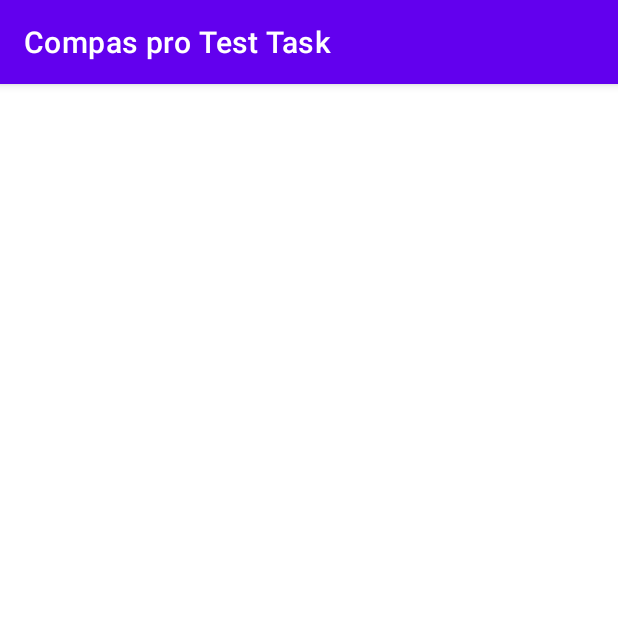
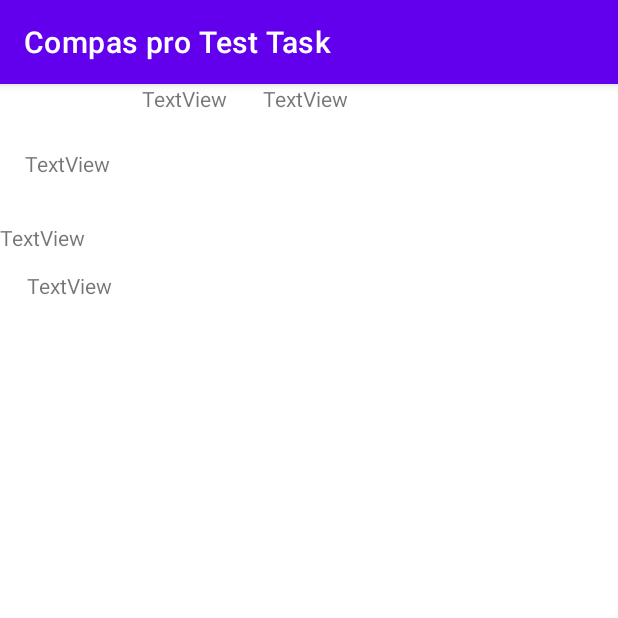
Before and after one commit to Meloy9992/Compas-Pro-Test-Task, an Android app: the screen it shows after launch (MainActivity), on a phone screen of 412 x 824 dp, the top half of it. Run offline under Robolectric (Android 15) with nearby library versions, the phone set to English and light mode, and no system bars; libraries missing offline, so code that uses them is left out: org.json.simple.

Commit message:
Create MainPresenterImpl class in package presenter.impl Create SettingsPresenterImpl class in package presenter.impl
Create MainPresenter interface in package presenter
Create SettingsPresenter interface in package presenter

Create MainRepositoryImpl class in package repository.impl
Create SettingsRepositoryImpl class in package repository.impl

Create MainRepository interface in package repository
Create SettingsRepository interface in package repository

Create MainView interface in package view
Create SettingsView interface in package view

Create SettingsActivity in package ui

Transfer MainActivity in package ui

Create Weather class in package models

Add function downloadWeather in class MainRepositoryImpl
Add function getWeather in class MainRepositoryImpl

```diff
--- a/app/build.gradle
+++ b/app/build.gradle
@@ -29,7 +29,7 @@ android {
 }
 
 dependencies {
-
+    implementation group: 'com.googlecode.json-simple', name: 'json-simple', version: '1.1'
     implementation 'androidx.appcompat:appcompat:1.4.1'
     implementation 'com.google.android.material:material:1.5.0'
     implementation 'androidx.constraintlayout:constraintlayout:2.1.3'
--- a/app/src/main/AndroidManifest.xml
+++ b/app/src/main/AndroidManifest.xml
@@ -9,7 +9,8 @@
         android:roundIcon="@mipmap/ic_launcher_round"
         android:supportsRtl="true"
         android:theme="@style/Theme.CompasProTestTask">
-        <activity android:name=".MainActivity">
+        <activity android:name=".ui.SettingsActivity"></activity>
+        <activity android:name=".ui.MainActivity">
             <intent-filter>
                 <action android:name="android.intent.action.MAIN" />
 
--- a/app/src/main/java/com/example/compasprotesttask/MainActivity.java
+++ /dev/null
@@ -1,14 +0,0 @@
-package com.example.compasprotesttask;
-
-import androidx.appcompat.app.AppCompatActivity;
-
-import android.os.Bundle;
-
-public class MainActivity extends AppCompatActivity {
-
-    @Override
-    protected void onCreate(Bundle savedInstanceState) {
-        super.onCreate(savedInstanceState);
-        setContentView(R.layout.activity_main);
-    }
-}
--- /dev/null
+++ b/app/src/main/java/com/example/compasprotesttask/abstracts/presenter/MainPresenter.java
@@ -0,0 +1,6 @@
+package com.example.compasprotesttask.abstracts.presenter;
+
+public interface MainPresenter {
+    void onButtonWasClicked();
+    void onDestroy();
+}
--- /dev/null
+++ b/app/src/main/java/com/example/compasprotesttask/abstracts/presenter/SettingsPresenter.java
@@ -0,0 +1,6 @@
+package com.example.compasprotesttask.abstracts.presenter;
+
+public interface SettingsPresenter {
+    void onButtonWasClicked();
+    void onDestroy();
+}
--- /dev/null
+++ b/app/src/main/java/com/example/compasprotesttask/abstracts/presenter/impl/MainPresenterImpl.java
@@ -0,0 +1,26 @@
+package com.example.compasprotesttask.abstracts.presenter.impl;
+
+import com.example.compasprotesttask.abstracts.presenter.MainPresenter;
+import com.example.compasprotesttask.abstracts.repository.MainRepository;
+import com.example.compasprotesttask.abstracts.repository.impl.MainRepositoryImpl;
+import com.example.compasprotesttask.ui.MainActivity;
+
+public class MainPresenterImpl implements MainPresenter {
+    private MainActivity mainActivity;
+    private MainRepository mainRepository;
+
+    public MainPresenterImpl(MainActivity mainActivity) {
+    this.mainActivity = mainActivity;
+    this.mainRepository = new MainRepositoryImpl();
+    }
+
+    @Override
+    public void onButtonWasClicked() {
+
+    }
+
+    @Override
+    public void onDestroy() {
+
+    }
+}
--- /dev/null
+++ b/app/src/main/java/com/example/compasprotesttask/abstracts/presenter/impl/SettingsPresenterImpl.java
@@ -0,0 +1,4 @@
+package com.example.compasprotesttask.abstracts.presenter.impl;
+
+public class SettingsPresenterImpl {
+}
--- /dev/null
+++ b/app/src/main/java/com/example/compasprotesttask/abstracts/repository/MainRepository.java
@@ -0,0 +1,14 @@
+package com.example.compasprotesttask.abstracts.repository;
+
+import com.example.compasprotesttask.abstracts.repository.models.Weather;
+
+import org.json.simple.parser.ParseException;
+
+import java.net.MalformedURLException;
+import java.util.List;
+
+public interface MainRepository {
+    String downloadWeather(String lat, String lon) throws MalformedURLException;
+    Weather getWeather(String json) throws ParseException;
+    float getCelsiusFromKelvin(float kelvin);
+}
--- /dev/null
+++ b/app/src/main/java/com/example/compasprotesttask/abstracts/repository/SettingsRepository.java
@@ -0,0 +1,5 @@
+package com.example.compasprotesttask.abstracts.repository;
+
+public interface SettingsRepository {
+    String loadCity();
+}
--- /dev/null
+++ b/app/src/main/java/com/example/compasprotesttask/abstracts/repository/impl/MainRepositoryImpl.java
@@ -0,0 +1,78 @@
+package com.example.compasprotesttask.abstracts.repository.impl;
+
+import com.example.compasprotesttask.abstracts.repository.MainRepository;
+import com.example.compasprotesttask.abstracts.repository.models.Weather;
+import org.json.simple.JSONArray;
+import org.json.simple.JSONObject;
+import org.json.simple.parser.JSONParser;
+import org.json.simple.parser.ParseException;
+
+import java.io.BufferedReader;
+import java.io.File;
+import java.io.IOException;
+import java.io.InputStreamReader;
+import java.net.MalformedURLException;
+import java.net.URL;
+import java.net.URLConnection;
+
+public class MainRepositoryImpl implements MainRepository {
+    private final String API_KEY = "21d93414a9c73d83ab440d2f8b4d3c79"; //Ваш API ключ
+
+    @Override
+    public String downloadWeather(String lat, String lon) throws MalformedURLException {
+            String input;
+            URL url = new URL("http://" + "api.openweathermap.org/data/2.5/weather?lat=" + lat + "&lon=" + lon + "&appid=" + API_KEY);
+
+            try{
+                URLConnection connection = url.openConnection();
+                BufferedReader reader = new BufferedReader(new InputStreamReader(connection.getInputStream()));
+                input = reader.readLine();
+                System.out.println("Ответ по запросу: " + input); //Ответ от openweathermap.org
+                reader.close();
+                return input;
+            } catch (IOException e) {
+                e.printStackTrace();
+                return e.toString();
+            }
+    }
+
+    @Override
+    public Weather getWeather(String json) throws ParseException {
+        Weather weather = new Weather();
+        JSONObject jsonObject = (JSONObject) new JSONParser().parse(json);
+
+        JSONArray arrayWeather = (JSONArray) jsonObject.get("weather"); //Получение массива weather из полученного Json
+        JSONObject objectWeather = (JSONObject) arrayWeather.iterator().next();//Получение объекта weather
+
+        weather.setWeatherDescription(
+                objectWeather.
+                        get("description").toString());//Получение и присваивание описания погоды
+        weather.setWeather(objectWeather.
+                get("main").toString());//Получение и присваивание погоды
+
+        JSONObject main = (JSONObject) jsonObject.get("main"); //Получение объекта main
+
+        weather.setTemperature(
+                getCelsiusFromKelvin(
+                        Float.parseFloat(
+                                main.get("temp").toString())));// Получение из объекта main поле temp
+        weather.setPressure(
+                Integer.parseInt(
+                        main.get("pressure").toString()));// Получение и присваивание давления
+        weather.setHumidity(
+                Integer.parseInt(
+                        main.get("humidity").toString()));// Получение и присваивание влажности
+
+        JSONObject wind = (JSONObject) jsonObject.get("wind");// Получение объекта wind
+
+        weather.setWindSpeed(
+                Integer.parseInt(
+                        wind.get("speed").toString()));// Получение и присваивание скорости ветра
+        return weather;
+    }
+
+    @Override
+    public float getCelsiusFromKelvin(float kelvin) {
+        return (float) (kelvin - 273.15);
+    }
+}
--- /dev/null
+++ b/app/src/main/java/com/example/compasprotesttask/abstracts/repository/impl/SettingsRepositoryImpl.java
@@ -0,0 +1,4 @@
+package com.example.compasprotesttask.abstracts.repository.impl;
+
+public class SettingsRepositoryImpl {
+}
--- /dev/null
+++ b/app/src/main/java/com/example/compasprotesttask/abstracts/view/MainView.java
@@ -0,0 +1,5 @@
+package com.example.compasprotesttask.abstracts.view;
+
+public interface MainView {
+    void showWeather();
+}
--- /dev/null
+++ b/app/src/main/java/com/example/compasprotesttask/abstracts/view/SettingsView.java
@@ -0,0 +1,5 @@
+package com.example.compasprotesttask.abstracts.view;
+
+public interface SettingsView {
+    void showText();
+}
--- /dev/null
+++ b/app/src/main/java/com/example/compasprotesttask/ui/MainActivity.java
@@ -0,0 +1,28 @@
+package com.example.compasprotesttask.ui;
+
+import androidx.appcompat.app.AppCompatActivity;
+
+import android.os.Bundle;
+
+import com.example.compasprotesttask.R;
+import com.example.compasprotesttask.abstracts.presenter.MainPresenter;
+import com.example.compasprotesttask.abstracts.presenter.impl.MainPresenterImpl;
+import com.example.compasprotesttask.abstracts.view.MainView;
+
+public class MainActivity extends AppCompatActivity implements MainView {
+
+    private MainPresenterImpl mainPresenter;
+
+    @Override
+    protected void onCreate(Bundle savedInstanceState) {
+        super.onCreate(savedInstanceState);
+        setContentView(R.layout.activity_main);
+
+        mainPresenter = new MainPresenterImpl(this);
+    }
+
+    @Override
+    public void showWeather() {
+
+    }
+}
--- a/app/src/main/res/layout/activity_main.xml
+++ b/app/src/main/res/layout/activity_main.xml
@@ -4,4 +4,57 @@
     xmlns:tools="http://schemas.android.com/tools"
     android:layout_width="match_parent"
     android:layout_height="match_parent"
-    tools:context=".MainActivity"/>
+    tools:context=".ui.MainActivity">
+
+    <TextView
+        android:id="@+id/tvWeather"
+        android:layout_width="77dp"
+        android:layout_height="33dp"
+        android:layout_marginBottom="16dp"
+        android:text="TextView"
+        app:layout_constraintBottom_toTopOf="@+id/tvTemperature"
+        app:layout_constraintEnd_toEndOf="parent"
+        app:layout_constraintHorizontal_bias="0.05"
+        app:layout_constraintStart_toStartOf="parent"
+        app:layout_constraintTop_toTopOf="parent"
+        app:layout_constraintVertical_bias="1.0" />
+
+    <TextView
+        android:id="@+id/tvTemperature"
+        android:layout_width="75dp"
+        android:layout_height="20dp"
+        android:layout_marginBottom="12dp"
+        android:text="TextView"
+        app:layout_constraintBottom_toTopOf="@+id/tvWetness"
+        tools:layout_editor_absoluteX="17dp" />
+
+    <TextView
+        android:id="@+id/tvWetness"
+        android:layout_width="wrap_content"
+        android:layout_height="wrap_content"
+        android:layout_marginEnd="12dp"
+        android:layout_marginBottom="624dp"
+        android:text="TextView"
+        app:layout_constraintBottom_toBottomOf="parent"
+        app:layout_constraintEnd_toStartOf="@+id/tvPressure"
+        app:layout_constraintHorizontal_bias="0.705"
+        app:layout_constraintStart_toStartOf="parent" />
+
+    <TextView
+        android:id="@+id/tvPressure"
+        android:layout_width="wrap_content"
+        android:layout_height="wrap_content"
+        android:layout_marginEnd="24dp"
+        android:text="TextView"
+        app:layout_constraintEnd_toStartOf="@+id/tvWindSpeed"
+        tools:layout_editor_absoluteY="88dp" />
+
+    <TextView
+        android:id="@+id/tvWindSpeed"
+        android:layout_width="wrap_content"
+        android:layout_height="wrap_content"
+        android:layout_marginEnd="180dp"
+        android:text="TextView"
+        app:layout_constraintEnd_toEndOf="parent"
+        tools:layout_editor_absoluteY="88dp" />
+</androidx.constraintlayout.widget.ConstraintLayout>
```
Also changed, not shown: app/src/main/java/com/example/compasprotesttask/abstracts/repository/models/Weather.java (added, +59 -0 lines), app/src/main/java/com/example/compasprotesttask/ui/SettingsActivity.java (added, +22 -0 lines), app/src/main/res/layout/activity_settings.xml (added, +9 -0 lines).
